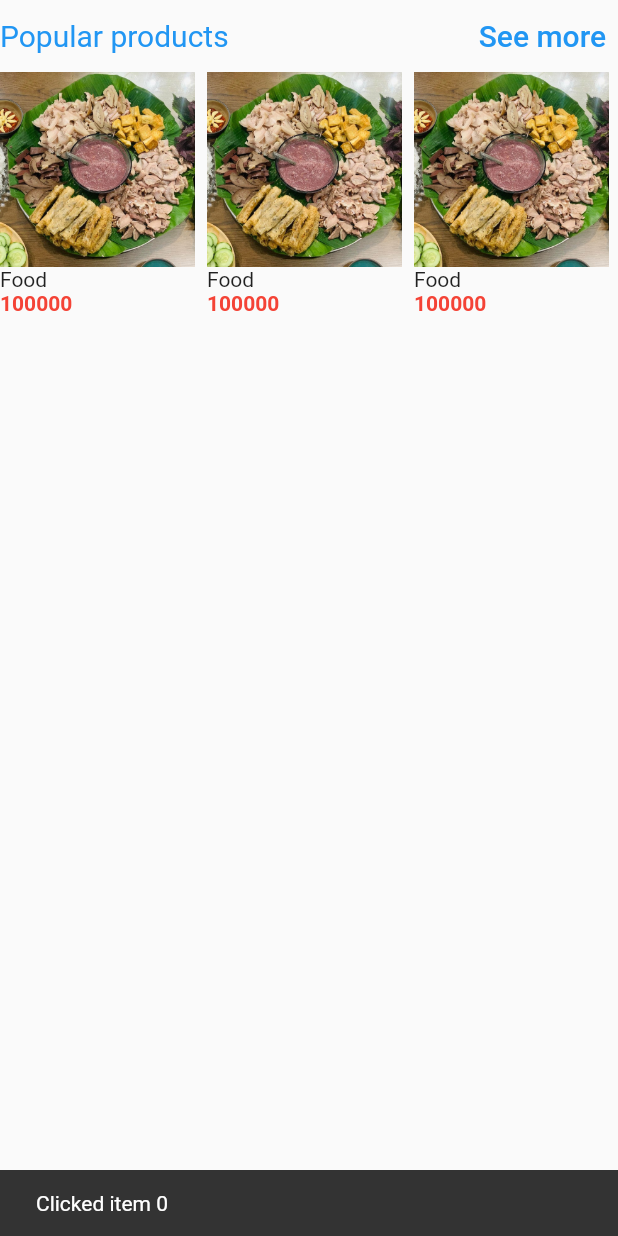
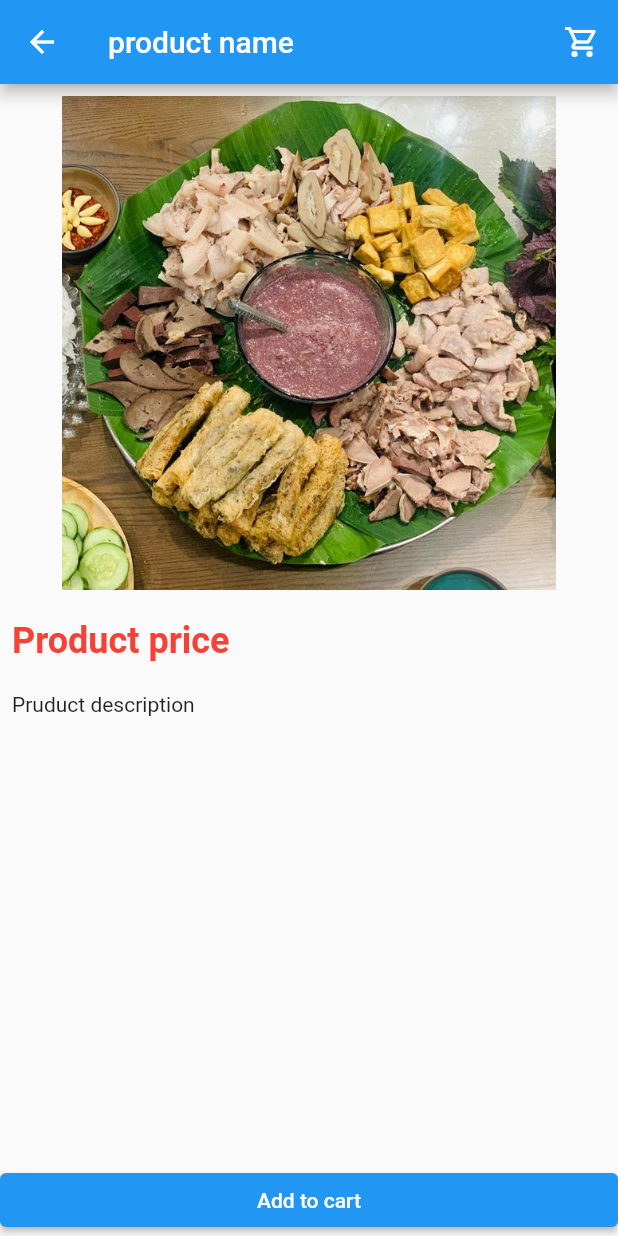
Before and after one commit to nphuoc1625/th_flutter, a Flutter app: the HomePopularProduct widget shown alone on an empty page, opened directly, after a tap on "Food", on a phone screen of 412 x 824 dp. Run offline on Flutter 3.47's test engine with Material 2 defaults, Android fonts, the phone set to English and light mode, and no system bars; our stand-ins replace firebase_auth, firebase_core, firebase_database, firebase_storage, flutter_svg, shared_preferences; missing offline and left inert: ftoast; accounts and stored records are empty.

Commit message:
4:44 29/3

```diff
--- /dev/null
+++ b/data/store.json
@@ -0,0 +1,66 @@
+{
+    "store": [
+        {
+            "id": 1,
+            "title": "CircleK",
+            "imageName": "ciclek.png"
+        },
+        {
+            "id": 1,
+            "title": "MiniStop",
+            "imageName": "ministop.png"
+        },
+        {
+            "id": 1,
+            "title": "GS25",
+            "imageName": "gs25.png"
+        },
+        {
+            "id": 1,
+            "title": "Family Mart",
+            "imageName": "familymart.png"
+        }
+    ],
+    "product": [
+        {
+            "id": 1,
+            "storeId": 1,
+            "title": "Cà phê đá circle k",
+            "description": "Ngon nhưng mắc ẻ",
+            "imageName": "caphedacirclek.png",
+            "price": 15000
+        },
+        {
+            "id": 2,
+            "storeId": 2,
+            "title": "Bánh mì",
+            "description": "Có bánh mì thịt, ốp la",
+            "imageName": "banhmi.png",
+            "price": 20000
+        },
+        {
+            "id": 3,
+            "storeId": 3,
+            "title": "Cơm nắm",
+            "description": "Cá ngừ, bò, thanh cua",
+            "imageName": "comnam.png",
+            "price": 15000
+        },
+        {
+            "id": 4,
+            "storeId": 4,
+            "title": "Trà thái đỏ",
+            "description": "Ngon nhưng mắc ẻ",
+            "imageName": "trathaido.png",
+            "price": 15000
+        },
+        {
+            "id": 5,
+            "storeId": 5,
+            "title": "Trà thái xanh",
+            "description": "Ngon nhưng mắc ẻ",
+            "imageName": "trathaixanh.png",
+            "price": 15000
+        }
+    ]
+}
--- /dev/null
+++ b/lib/cart/cartbutton.dart
@@ -0,0 +1,16 @@
+import 'package:flutter/material.dart';
+
+class CartButton extends StatelessWidget {
+  const CartButton({super.key, required this.iconColor});
+  final Color iconColor;
+
+  @override
+  Widget build(BuildContext context) {
+    return IconButton(
+        onPressed: () {},
+        icon: Icon(
+          Icons.shopping_cart_outlined,
+          color: iconColor,
+        ));
+  }
+}
--- a/lib/homepage/components/account.dart
+++ b/lib/homepage/components/account.dart
@@ -1,5 +1,4 @@
 import 'package:firebase_auth/firebase_auth.dart';
-import 'package:firebase_core/firebase_core.dart';
 import 'package:flutter/material.dart';
 import 'package:flutter/src/widgets/container.dart';
 import 'package:flutter/src/widgets/framework.dart';
--- a/lib/homepage/components/home/home_product.dart
+++ b/lib/homepage/components/home/home_product.dart
@@ -2,6 +2,9 @@ import 'package:flutter/cupertino.dart';
 import 'package:flutter/material.dart';
 import 'package:flutter/src/widgets/container.dart';
 import 'package:flutter/src/widgets/framework.dart';
+import 'package:th_flutter/productdetail/productdetail.dart';
+
+import '../../../routes.dart';
 
 class HomePopularProduct extends StatefulWidget {
   const HomePopularProduct({super.key});
@@ -37,8 +40,7 @@ class _HomePopularProductState extends State<HomePopularProduct> {
             itemBuilder: (context, index) {
               return GestureDetector(
                   onTap: () {
-                    ScaffoldMessenger.of(context).showSnackBar(
-                        SnackBar(content: Text("Clicked item $index")));
+                    Navigator.pushNamed(context, ProductDetailPage.routeName);
                   },
                   child: Padding(
                     padding: const EdgeInsets.only(right: 8),
--- /dev/null
+++ b/lib/productdetail/productdetail.dart
@@ -0,0 +1,59 @@
+import 'package:flutter/material.dart';
+import 'package:flutter/src/widgets/framework.dart';
+import 'package:flutter/src/widgets/placeholder.dart';
+import 'package:th_flutter/cart/cartbutton.dart';
+
+class ProductDetailPage extends StatefulWidget {
+  const ProductDetailPage({super.key});
+
+  static String routeName = "/productdetail";
+  @override
+  State<ProductDetailPage> createState() => _ProductDetailPageState();
+}
+
+class _ProductDetailPageState extends State<ProductDetailPage> {
+  @override
+  Widget build(BuildContext context) {
+    return SafeArea(
+        child: Scaffold(
+      appBar: AppBar(
+        leading: IconButton(
+            onPressed: () {
+              Navigator.pop(context);
+            },
+            icon: const Icon(Icons.arrow_back)),
+        title: const Text("product name"),
+        actions: const [
+          CartButton(
+            iconColor: Colors.white,
+          )
+        ],
+      ),
+      body: Padding(
+        padding: const EdgeInsets.all(8.0),
+        child: ListView(
+          children: [
+            Center(
+                child: Image.asset("assets/dish.png",
+                    width: MediaQuery.of(context).size.width * 0.8,
+                    height: MediaQuery.of(context).size.width * 0.8)),
+            const SizedBox(
+              height: 20,
+            ),
+            const Text("Product price",
+                style: TextStyle(
+                    color: Colors.red,
+                    fontSize: 24,
+                    fontWeight: FontWeight.bold)),
+            const SizedBox(
+              height: 20,
+            ),
+            const Text("Pruduct description"),
+          ],
+        ),
+      ),
+      bottomNavigationBar:
+          ElevatedButton(onPressed: () {}, child: const Text("Add to cart")),
+    ));
+  }
+}
--- a/lib/routes.dart
+++ b/lib/routes.dart
@@ -1,5 +1,6 @@
 import 'package:flutter/cupertino.dart';
 import 'package:th_flutter/homepage/homepage.dart';
+import 'package:th_flutter/productdetail/productdetail.dart';
 import 'package:th_flutter/signin/signinpage.dart';
 import 'package:th_flutter/signup/signuppage.dart';
 
@@ -7,4 +8,5 @@ final Map<String, WidgetBuilder> routes = {
   SignInPage.routeName: (context) => const SignInPage(),
   SignUpPage.routeName: (context) => const SignUpPage(),
   HomePage.routeName: (context) => const HomePage(),
+  ProductDetailPage.routeName: (context) => const ProductDetailPage()
 };
--- a/pubspec.yaml
+++ b/pubspec.yaml
@@ -39,7 +39,7 @@ dependencies:
   firebase_core: ^2.8.0
   firebase_auth:
   firebase_storage:
-
+  firebase_database:
 dev_dependencies:
   flutter_test:
     sdk: flutter
```
Also changed, not shown: lib/Model/store.dart (+4 -3 lines), lib/homepage/components/home/home_store.dart (+38 -10 lines), lib/homepage/headers/homeheader.dart (+5 -6 lines), lib/cart/cartpage.dart (added), lib/firebase_options.dart, pubspec.lock, 4 other files.
